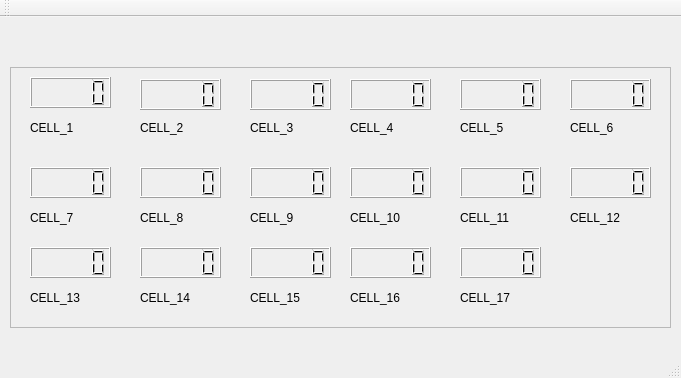
First picture: the form in mainwindow.ui, repository ZEPORATH/QtTest_1, before the edit.
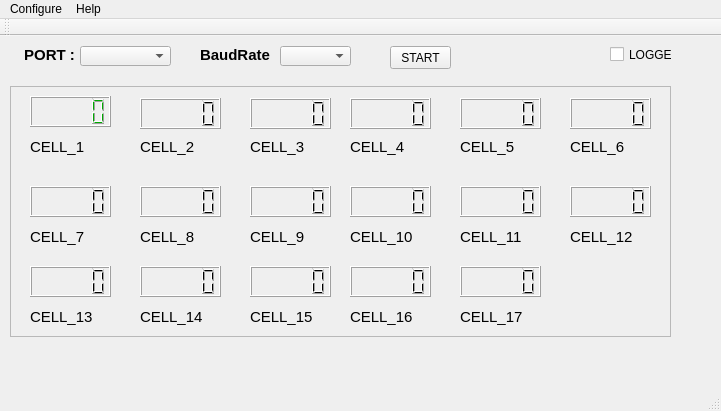
Second picture: the form after the edit.

What changed in the file:
```diff
--- a/mainwindow.ui
+++ b/mainwindow.ui
@@ -6,13 +6,19 @@
    <rect>
     <x>0</x>
     <y>0</y>
-    <width>681</width>
-    <height>378</height>
+    <width>721</width>
+    <height>411</height>
    </rect>
   </property>
   <property name="windowTitle">
    <string>MainWindow</string>
   </property>
+  <property name="layoutDirection">
+   <enum>Qt::LeftToRight</enum>
+  </property>
+  <property name="autoFillBackground">
+   <bool>false</bool>
+  </property>
   <widget class="QWidget" name="centralWidget">
    <widget class="QFrame" name="frame">
     <property name="geometry">
@@ -20,7 +26,7 @@
       <x>10</x>
       <y>50</y>
       <width>661</width>
-      <height>261</height>
+      <height>251</height>
      </rect>
     </property>
     <property name="frameShape">
@@ -38,6 +44,97 @@
        <height>31</height>
       </rect>
      </property>
+     <property name="palette">
+      <palette>
+       <active>
+        <colorrole role="WindowText">
+         <brush brushstyle="SolidPattern">
+          <color alpha="255">
+           <red>0</red>
+           <green>170</green>
+           <blue>0</blue>
+          </color>
+         </brush>
+        </colorrole>
+        <colorrole role="Base">
+         <brush brushstyle="SolidPattern">
+          <color alpha="255">
+           <red>0</red>
+           <green>0</green>
+           <blue>0</blue>
+          </color>
+         </brush>
+        </colorrole>
+        <colorrole role="Window">
+         <brush brushstyle="SolidPattern">
+          <color alpha="255">
+           <red>0</red>
+           <green>0</green>
+           <blue>0</blue>
+          </color>
+         </brush>
+        </colorrole>
+       </active>
+       <inactive>
+        <colorrole role="WindowText">
+         <brush brushstyle="SolidPattern">
+          <color alpha="255">
+           <red>0</red>
+           <green>170</green>
+           <blue>0</blue>
+          </color>
+         </brush>
+        </colorrole>
+        <colorrole role="Base">
+         <brush brushstyle="SolidPattern">
+          <color alpha="255">
+           <red>0</red>
+           <green>0</green>
+           <blue>0</blue>
+          </color>
+         </brush>
+        </colorrole>
+        <colorrole role="Window">
+         <brush brushstyle="SolidPattern">
+          <color alpha="255">
+           <red>0</red>
+           <green>0</green>
+           <blue>0</blue>
+          </color>
+         </brush>
+        </colorrole>
+       </inactive>
+       <disabled>
+        <colorrole role="WindowText">
+         <brush brushstyle="SolidPattern">
+          <color alpha="255">
+           <red>120</red>
+           <green>120</green>
+           <blue>120</blue>
+          </color>
+         </brush>
+        </colorrole>
+        <colorrole role="Base">
+         <brush brushstyle="SolidPattern">
+          <color alpha="255">
+           <red>0</red>
+           <green>0</green>
+           <blue>0</blue>
+          </color>
+         </brush>
+        </colorrole>
+        <colorrole role="Window">
+         <brush brushstyle="SolidPattern">
+          <color alpha="255">
+           <red>0</red>
+           <green>0</green>
+           <blue>0</blue>
+          </color>
+         </brush>
+        </colorrole>
+       </disabled>
+      </palette>
+     </property>
     </widget>
     <widget class="QLCDNumber" name="lcdNumber_2">
      <property name="geometry">
@@ -208,6 +305,11 @@
        <height>21</height>
       </rect>
      </property>
+     <property name="font">
+      <font>
+       <pointsize>11</pointsize>
+      </font>
+     </property>
      <property name="text">
       <string>CELL_1</string>
      </property>
@@ -221,6 +323,11 @@
        <height>21</height>
       </rect>
      </property>
+     <property name="font">
+      <font>
+       <pointsize>11</pointsize>
+      </font>
+     </property>
      <property name="text">
       <string>CELL_2</string>
      </property>
@@ -234,6 +341,11 @@
        <height>21</height>
       </rect>
      </property>
+     <property name="font">
+      <font>
+       <pointsize>11</pointsize>
+      </font>
+     </property>
      <property name="text">
       <string>CELL_3</string>
      </property>
@@ -247,6 +359,11 @@
        <height>21</height>
       </rect>
      </property>
+     <property name="font">
+      <font>
+       <pointsize>11</pointsize>
+      </font>
+     </property>
      <property name="text">
       <string>CELL_4</string>
      </property>
@@ -260,6 +377,11 @@
        <height>21</height>
       </rect>
      </property>
+     <property name="font">
+      <font>
+       <pointsize>11</pointsize>
+      </font>
+     </property>
      <property name="text">
       <string>CELL_5</string>
      </property>
@@ -273,6 +395,11 @@
        <height>21</height>
       </rect>
      </property>
+     <property name="font">
+      <font>
+       <pointsize>11</pointsize>
+      </font>
+     </property>
      <property name="text">
       <string>CELL_6</string>
      </property>
@@ -286,6 +413,11 @@
        <height>21</height>
       </rect>
      </property>
+     <property name="font">
+      <font>
+       <pointsize>11</pointsize>
+      </font>
+     </property>
      <property name="text">
       <string>CELL_7</string>
      </property>
@@ -299,6 +431,11 @@
        <height>21</height>
       </rect>
      </property>
+     <property name="font">
+      <font>
+       <pointsize>11</pointsize>
+      </font>
+     </property>
      <property name="text">
       <string>CELL_8</string>
      </property>
@@ -312,6 +449,11 @@
        <height>21</height>
       </rect>
      </property>
+     <property name="font">
+      <font>
+       <pointsize>11</pointsize>
+      </font>
+     </property>
      <property name="text">
       <string>CELL_9</string>
      </property>
@@ -325,6 +467,11 @@
        <height>21</height>
       </rect>
      </property>
+     <property name="font">
+      <font>
+       <pointsize>11</pointsize>
+      </font>
+     </property>
      <property name="text">
       <string>CELL_10</string>
      </property>
@@ -338,6 +485,11 @@
        <height>21</height>
       </rect>
      </property>
+     <property name="font">
+      <font>
+       <pointsize>11</pointsize>
+      </font>
+     </property>
      <property name="text">
       <string>CELL_11</string>
      </property>
@@ -351,6 +503,11 @@
        <height>21</height>
       </rect>
      </property>
+     <property name="font">
+      <font>
+       <pointsize>11</pointsize>
+      </font>
+     </property>
      <property name="text">
       <string>CELL_12</string>
      </property>
@@ -364,6 +521,11 @@
        <height>21</height>
       </rect>
      </property>
+     <property name="font">
+      <font>
+       <pointsize>11</pointsize>
+      </font>
+     </property>
      <property name="text">
       <string>CELL_13</string>
      </property>
@@ -377,6 +539,11 @@
        <height>21</height>
       </rect>
      </property>
+     <property name="font">
+      <font>
+       <pointsize>11</pointsize>
+      </font>
+     </property>
      <property name="text">
       <string>CELL_14</string>
      </property>
@@ -390,6 +557,11 @@
        <height>21</height>
       </rect>
      </property>
+     <property name="font">
+      <font>
+       <pointsize>11</pointsize>
+      </font>
+     </property>
      <property name="text">
       <string>CELL_15</string>
      </property>
@@ -403,6 +575,11 @@
        <height>21</height>
       </rect>
      </property>
+     <property name="font">
+      <font>
+       <pointsize>11</pointsize>
+      </font>
+     </property>
      <property name="text">
       <string>CELL_16</string>
      </property>
@@ -416,21 +593,124 @@
        <height>21</height>
       </rect>
      </property>
+     <property name="font">
+      <font>
+       <pointsize>11</pointsize>
+      </font>
+     </property>
      <property name="text">
       <string>CELL_17</string>
      </property>
     </widget>
    </widget>
+   <widget class="QComboBox" name="SerialPortBox">
+    <property name="geometry">
+     <rect>
+      <x>80</x>
+      <y>10</y>
+      <width>91</width>
+      <height>20</height>
+     </rect>
+    </property>
+   </widget>
+   <widget class="QComboBox" name="BaudRateBox">
+    <property name="geometry">
+     <rect>
+      <x>280</x>
+      <y>10</y>
+      <width>71</width>
+      <height>20</height>
+     </rect>
+    </property>
+   </widget>
+   <widget class="QLabel" name="label_18">
+    <property name="geometry">
+     <rect>
+      <x>20</x>
+      <y>10</y>
+      <width>55</width>
+      <height>18</height>
+     </rect>
+    </property>
+    <property name="font">
+     <font>
+      <pointsize>11</pointsize>
+      <weight>75</weight>
+      <bold>true</bold>
+     </font>
+    </property>
+    <property name="text">
+     <string> PORT :</string>
+    </property>
+   </widget>
+   <widget class="QLabel" name="label_19">
+    <property name="geometry">
+     <rect>
+      <x>200</x>
+      <y>10</y>
+      <width>72</width>
+      <height>18</height>
+     </rect>
+    </property>
+    <property name="font">
+     <font>
+      <pointsize>11</pointsize>
+      <weight>75</weight>
+      <bold>true</bold>
+     </font>
+    </property>
+    <property name="text">
+     <string>BaudRate</string>
+    </property>
+   </widget>
+   <widget class="QPushButton" name="start_push_button">
+    <property name="geometry">
+     <rect>
+      <x>390</x>
+      <y>10</y>
+      <width>61</width>
+      <height>23</height>
+     </rect>
+    </property>
+    <property name="text">
+     <string>START</string>
+    </property>
+   </widget>
+   <widget class="QCheckBox" name="logger_checkBox">
+    <property name="geometry">
+     <rect>
+      <x>610</x>
+      <y>10</y>
+      <width>63</width>
+      <height>17</height>
+     </rect>
+    </property>
+    <property name="text">
+     <string>LOGGER</string>
+    </property>
+   </widget>
   </widget>
   <widget class="QMenuBar" name="menuBar">
    <property name="geometry">
     <rect>
      <x>0</x>
      <y>0</y>
-     <width>681</width>
-     <height>19</height>
+     <width>721</width>
+     <height>21</height>
     </rect>
    </property>
+   <widget class="QMenu" name="menuConfigure">
+    <property name="title">
+     <string>Configure</string>
+    </property>
+   </widget>
+   <widget class="QMenu" name="menuHelp">
+    <property name="title">
+     <string>Help</string>
+    </property>
+   </widget>
+   <addaction name="menuConfigure"/>
+   <addaction name="menuHelp"/>
   </widget>
   <widget class="QToolBar" name="mainToolBar">
    <attribute name="toolBarArea">
```
Left out of the diff: 20 changed lines with no effect on the pictures.
